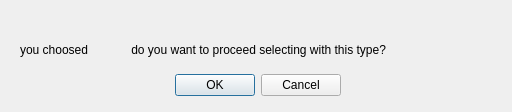
The window that gui/ui/type_inform_dialog.ui (AimanHaidar/harmonic-drive-selector) describes before a commit, drawn with Qt 5.
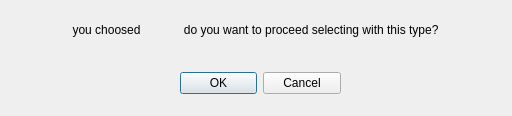
The same window after the commit.

```diff
--- a/gui/ui/type_inform_dialog.ui
+++ b/gui/ui/type_inform_dialog.ui
@@ -7,19 +7,35 @@
     <x>0</x>
     <y>0</y>
     <width>512</width>
-    <height>112</height>
+    <height>116</height>
    </rect>
   </property>
   <property name="windowTitle">
    <string>Dialog</string>
   </property>
+  <widget class="QLabel" name="harmonic_type">
+   <property name="geometry">
+    <rect>
+     <x>0</x>
+     <y>20</y>
+     <width>511</width>
+     <height>20</height>
+    </rect>
+   </property>
+   <property name="text">
+    <string>you choosed             do you want to proceed selecting with this type?</string>
+   </property>
+   <property name="alignment">
+    <set>Qt::AlignCenter</set>
+   </property>
+  </widget>
   <widget class="QDialogButtonBox" name="buttonBox">
    <property name="geometry">
     <rect>
-     <x>40</x>
+     <x>180</x>
      <y>70</y>
-     <width>301</width>
-     <height>31</height>
+     <width>161</width>
+     <height>27</height>
     </rect>
    </property>
    <property name="orientation">
@@ -29,19 +45,6 @@
     <set>QDialogButtonBox::Cancel|QDialogButtonBox::Ok</set>
    </property>
   </widget>
-  <widget class="QLabel" name="harmonic_type">
-   <property name="geometry">
-    <rect>
-     <x>20</x>
-     <y>40</y>
-     <width>481</width>
-     <height>19</height>
-    </rect>
-   </property>
-   <property name="text">
-    <string>you choosed             do you want to proceed selecting with this type?</string>
-   </property>
-  </widget>
  </widget>
  <resources/>
  <connections>
```
